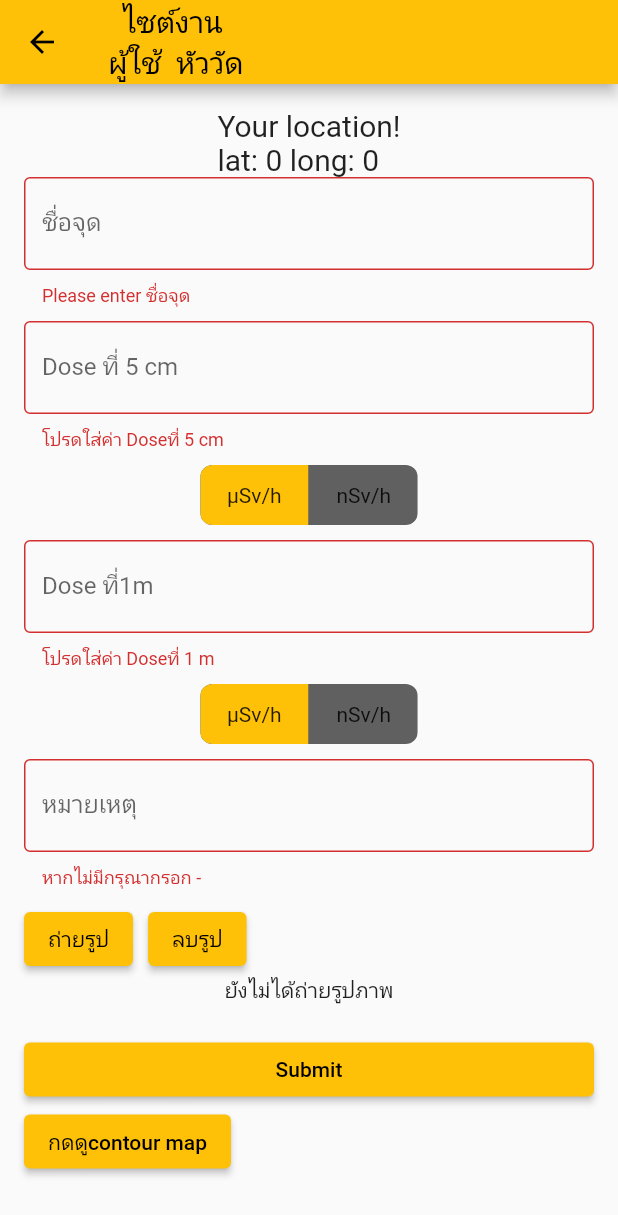
After one commit to manew-c/Radiation-Recording-Application, a Flutter app: the inputpointpage screen opened directly, after a tap on "Submit", on a phone screen of 412 x 824 dp. The commit adds this screen. Shown: the top 1215 px of the screen. Run offline on Flutter 3.47's test engine with Material 2 defaults, Android fonts, the phone set to English and light mode, and no system bars; drawn by our look-alikes of toggle_switch; our stand-ins replace cloud_firestore, firebase_core, firebase_storage, geolocator, google_maps_flutter, image_picker and 2 more; missing offline and left inert: autocomplete_textfield; accounts and stored records are empty.

Commit message:
สิ่งที่น้ำควรทำตั้งนานแล้วคือเพิ่มหน้าใหม่แม่งเลย

```diff
--- a/lib/Pages/allvariable.dart
+++ b/lib/Pages/allvariable.dart
@@ -54,3 +54,18 @@ class _startclass {
 
 _startclass start = _startclass(
     selectedusername: '', selecteddetector: '', selectedworksite: '');
+
+class _userlocationclass {
+  var lat;
+  var long;
+
+  _userlocationclass({
+    required this.lat,
+    required this.long,
+  });
+}
+
+_userlocationclass userloca = _userlocationclass(
+  lat: 0,
+  long: 0,
+);
--- /dev/null
+++ b/lib/Pages/inputpointdatapage.dart
@@ -0,0 +1,370 @@
+import 'package:flutter/material.dart';
+import 'package:geolocator/geolocator.dart';
+import 'package:google_maps_flutter/google_maps_flutter.dart';
+import 'package:cloud_firestore/cloud_firestore.dart'; //ใช้แปะtimestamp
+import 'package:string_validator/string_validator.dart'; //เป็นเครื่องเช็ค
+import 'package:url_launcher/url_launcher_string.dart'; //ใช้ลิ้งเว็บ
+import 'package:flutter_application_1/Pages/allvariable.dart';
+import 'package:toggle_switch/toggle_switch.dart'; //ปุ่มแบบtoggle
+import 'package:image_picker/image_picker.dart'; //อัพรูปภาพ
+import 'dart:io'; //ใช้ fileได้
+import 'package:firebase_storage/firebase_storage.dart'; //อัพรรูป
+import 'package:flutter_application_1/Pages/map2.dart';
+
+class inputpointpage extends StatefulWidget {
+  const inputpointpage({super.key});
+
+  @override
+  State<inputpointpage> createState() => _inputpointPageState();
+}
+
+class _inputpointPageState extends State<inputpointpage> {
+  final _formKey = GlobalKey<FormState>();
+  late GoogleMapController mapController;
+  String? _selectedunit5cm = 'µSv/h';
+  String? _selectedunit1m = 'µSv/h';
+  XFile? _pickedImage; // State variable to store the picked file
+  String? _pickedImageName; // State variable to store the file name
+  Future<File?>? _Image;
+  Future<File?> _getImage() async {
+    final picker = ImagePicker();
+    final pickedFile = await picker.pickImage(
+      source: ImageSource.camera,
+    );
+    if (pickedFile != null) {
+      setState(() {
+        _pickedImage = XFile(pickedFile.path);
+        _pickedImageName = pickedFile.path.split('/').last;
+      });
+      return File(_pickedImage!.path);
+    }
+  }
+
+  DocumentReference<Map<String, dynamic>> detectordatabase = FirebaseFirestore
+      .instance
+      .collection('หัววัดall')
+      .doc(start.selecteddetector);
+
+  Future<DocumentSnapshot<Map<String, dynamic>>> getDetectorName() async {
+    final DocumentSnapshot<Map<String, dynamic>> snapshot =
+        await detectordatabase.get();
+    return snapshot;
+  }
+
+  @override
+  Widget build(BuildContext context) {
+    return Scaffold(
+      appBar: AppBar(
+        title: Flexible(
+          child: Column(
+            children: <Widget>[
+              Text('ไซต์งาน ${start.selectedworksite} '),
+              Text(
+                  'ผู้ใช้ ${start.selectedusername} หัววัด ${start.selecteddetector}'),
+            ],
+          ),
+        ),
+      ),
+      //'Your location!\nlat: ${userlocation.latitude} long: ${userlocation.longitude} '),
+      body: Form(
+        key: _formKey,
+        child: Padding(
+          padding: const EdgeInsets.all(0.0),
+          child: SingleChildScrollView(
+            child: Padding(
+              padding: const EdgeInsets.all(16.0),
+              child: Column(
+                children: <Widget>[
+                  Text(
+                    'Your location!\nlat: ${userloca.lat} long: ${userloca.long}  ',
+                    style: TextStyle(fontSize: 20),
+                    textAlign: TextAlign.left,
+                  ),
+                  /*Text(
+                    'long: ${userloca.long} ',
+                    style: TextStyle(fontSize: 20),
+                    textAlign: TextAlign.left,
+                  ),*/
+                  TextFormField(
+                    decoration: const InputDecoration(
+                      hintText: 'กรอกชื่อจุด',
+                      labelText: 'ชื่อจุด',
+                      border: OutlineInputBorder(),
+                    ),
+                    validator: (value) {
+                      if (value! == '') {
+                        return 'Please enter ชื่อจุด';
+                      }
+                      return null;
+                    },
+                    onSaved: (value) => MAP.pointname = (value!),
+                  ),
+                  const SizedBox(height: 10),
+
+                  TextFormField(
+                    decoration: const InputDecoration(
+                      hintText: 'กรอกค่าDoseที่ 5 cm ',
+                      labelText: 'Dose ที่ 5 cm',
+                      border: OutlineInputBorder(),
+                    ),
+                    validator: (value) {
+                      if (value == '') {
+                        return 'โปรดใส่ค่า Doseที่ 5 cm';
+                      } else if (isFloat(value!) == false) {
+                        return 'ค่าที่กรอกไม่ใช่ตัวเลข';
+                      }
+                      return null;
+                    },
+                    onSaved: (value) {
+                      if (value!.isNotEmpty == true) {
+                        MAP.dose5cm = double.parse(value);
+                      }
+                    },
+                  ),
+                  const SizedBox(height: 10),
+                  //ใส่dropอันที่1
+                  ToggleSwitch(
+                    initialLabelIndex: 0,
+                    totalSwitches: 2,
+                    labels: const ['µSv/h', 'nSv/h'],
+                    onToggle: (index) {
+                      if (index == 0) {
+                        _selectedunit5cm = 'µSv/h';
+                      } else {
+                        _selectedunit5cm = 'nSv/h';
+                      }
+                      debugPrint('unit5cm to: $_selectedunit5cm');
+                    },
+                  ),
+                  const SizedBox(height: 10),
+                  TextFormField(
+                    decoration: const InputDecoration(
+                      hintText: 'กรอกค่าDoseที่ 1 m',
+                      labelText: 'Dose ที่1m',
+                      border: OutlineInputBorder(),
+                    ),
+                    validator: (value) {
+                      if (value == '') {
+                        return 'โปรดใส่ค่า Doseที่ 1 m';
+                      } else if (isFloat(value!) == false) {
+                        return 'ค่าที่กรอกไม่ใช่ตัวเลข';
+                      }
+                      return null;
+                    },
+                    onSaved: (value) => MAP.dose1m = double.parse(value!),
+                  ),
+                  const SizedBox(height: 10),
+                  ToggleSwitch(
+                    initialLabelIndex: 0,
+                    totalSwitches: 2,
+                    labels: const ['µSv/h', 'nSv/h'],
+                    onToggle: (index) {
+                      if (index == 0) {
+                        _selectedunit1m = 'µSv/h';
+                      } else {
+                        _selectedunit1m = 'nSv/h';
+                      }
+                      debugPrint('unit1m to: $_selectedunit1m');
+                    },
+                  ),
+
+                  const SizedBox(height: 10),
+                  TextFormField(
+                    decoration: const InputDecoration(
+                      hintText: 'กรอกหมายเหตุ',
+                      labelText: 'หมายเหตุ',
+                      border: OutlineInputBorder(),
+                    ),
+                    validator: (value) {
+                      if (value! == '') {
+                        return 'หากไม่มีกรุณากรอก - ';
+                      }
+                      return null;
+                    },
+                    onSaved: (value) => MAP.note = value!,
+                  ),
+
+                  const SizedBox(height: 10),
+
+                  Row(
+                    children: [
+                      ElevatedButton(
+                        onPressed: () {
+                          setState(() {
+                            _Image = _getImage();
+                          });
+                        },
+                        child: const Text('ถ่ายรูป'),
+                      ),
+                      const SizedBox(width: 10),
+                      ElevatedButton(
+                        onPressed: () {
+                          setState(() {
+                            _Image = null;
+                          });
+                        },
+                        child: const Text('ลบรูป'),
+                      ),
+                    ],
+                  ),
+
+                  //paddingมันกินพท.ข้างใน เช่นกล่องสูง10 padding8 มันกินเหลือพท.2
+                  //Expanded ลองละใช้ไม่ได้เลยยยย
+                  FutureBuilder(
+                    future: _Image,
+                    builder:
+                        (BuildContext context, AsyncSnapshot<File?> snapshot) {
+                      if (snapshot.connectionState == ConnectionState.done &&
+                          snapshot.hasData) {
+                        return Image(
+                          image: FileImage(snapshot.data!),
+                          height: 250,
+                          width: 190,
+                        );
+                      } else {
+                        return const Center(child: Text('ยังไม่ได้ถ่ายรูปภาพ'));
+                      }
+                    },
+                  ),
+
+                  /*SizedBox(
+                                                child: Text(
+                                                    _pickedImageName ?? 'No image selected')),*/
+
+                  const SizedBox(height: 20),
+                  ElevatedButton(
+                    onPressed: () async {
+                      if (_formKey.currentState!.validate() &&
+                          _pickedImage?.path != null) {
+                        _formKey.currentState!.save();
+                        final DocumentSnapshot<Map<String, dynamic>> snapshot =
+                            await getDetectorName();
+                        final Map<String, dynamic>? dato = snapshot.data();
+                        final double conversion =
+                            dato!['conversionfactor'].toDouble();
+                        CollectionReference siteandprovind =
+                            FirebaseFirestore.instance.collection('ไซต์งาน');
+                        siteandprovind
+                            .doc(start.selectedworksite)
+                            .collection('ผู้วัดรังสี')
+                            .doc(start.selectedusername)
+                            .collection('หัววัด')
+                            .doc(start.selecteddetector)
+                            .collection('ชื่อจุด')
+                            .doc(MAP.pointname)
+                            .set({
+                          'dose1m': MAP.dose1m,
+                          'conversion_dose1m': MAP.dose1m * conversion,
+                          'doseunit1m': _selectedunit1m,
+                          'dose5cm': MAP.dose5cm * conversion,
+                          'conversion_dose5cm': MAP.dose5cm * conversion,
+                          'doseunit5cm': _selectedunit5cm,
+                          'lat': userloca.lat,
+                          'long': userloca.long,
+                          'note': MAP.note,
+                          'time': Timestamp.now(),
+                          'picpath':
+                              'gs://nuclear-app-cf4ef.appspot.com/image/$_pickedImageName',
+                        }); //gs://nuclear-app-cf4ef.appspot.com/image/511193c3-7dd0-42ca-879f-85e354dbe4802863001179732899831.jpg
+
+                        final storageRef = FirebaseStorage.instance
+                            .ref()
+                            .child('image/$_pickedImageName');
+
+                        try {
+                          final UploadTask uploadTask =
+                              storageRef.putFile(File(_pickedImage!.path));
+                          await uploadTask;
+                          final String downloadUrl =
+                              await storageRef.getDownloadURL();
+                          debugPrint(
+                              'Upload successful! Download URL: $downloadUrl');
+                          debugPrint('ส่งรูปแล้ว');
+                        } catch (e) {
+                          debugPrint('ส่งรูปไม่ได้');
+                          debugPrint(_pickedImage!.path);
+                        } //อันนี้ของtry
+                        _formKey.currentState!.reset();
+
+                        ScaffoldMessenger.of((context)).showSnackBar(SnackBar(
+                          content: Text(
+                              'บันทึกจุด${MAP.pointname}เรียบร้อย  Doseที่5cm ${MAP.dose5cm}  Doseที่1m ${MAP.dose1m}'),
+                          duration: const Duration(seconds: 10),
+                        ));
+                      } else if (_formKey.currentState!.validate() &&
+                          _pickedImage?.path == null) {
+                        _formKey.currentState!.save();
+                        final DocumentSnapshot<Map<String, dynamic>> snapshot =
+                            await getDetectorName();
+                        final Map<String, dynamic>? dato = snapshot.data();
+                        final double conversion =
+                            dato!['conversionfactor'].toDouble();
+                        CollectionReference siteandprovind =
+                            FirebaseFirestore.instance.collection('ไซต์งาน');
+                        siteandprovind
+                            .doc(start.selectedworksite)
+                            .collection('ผู้วัดรังสี')
+                            .doc(start.selectedusername)
+                            .collection('หัววัด')
+                            .doc(start.selecteddetector)
+                            .collection('ชื่อจุด')
+                            .doc(MAP.pointname)
+                            .set({
+                          'dose1m': MAP.dose1m,
+                          'conversion_dose1m': MAP.dose1m * conversion,
+                          'doseunit1m': _selectedunit1m,
+                          'dose5cm': MAP.dose5cm * conversion,
+                          'conversion_dose5cm': MAP.dose5cm * conversion,
+                          'doseunit5cm': _selectedunit5cm,
+                          'lat': userloca.lat,
+                          'long': userloca.long,
+                          'note': MAP.note,
+                          'time': Timestamp.now(),
+                          'picpath': null,
+                        });
+                        _formKey.currentState!.reset();
+
+                        ScaffoldMessenger.of((context)).showSnackBar(SnackBar(
+                          content: Text(
+                              'บันทึกจุด${MAP.pointname}เรียบร้อย  Doseที่5cm ${MAP.dose5cm}  Doseที่1m ${MAP.dose1m}'),
+                          duration: const Duration(seconds: 10),
+                        ));
+                      }
+                    },
+                    child: const Center(child: Text("Submit")),
+                  ),
+                  Row(
+                    children: [
+                      ElevatedButton(
+                        onPressed: () async {
+                          const url = 'https://nuclear-app-cf4ef.web.app/';
+                          final uri = Uri.encodeFull(url);
+                          if (await canLaunchUrlString(uri)) {
+                            await launchUrlString(uri);
+                          } else {
+                            throw 'Could not launch $uri';
+                          }
+                        },
+                        child: const Text('กดดูcontour map'),
+                      ),
+                      const SizedBox(width: 10),
+                      /*ElevatedButton(
+                        child: const Text(
+                          "Close",
+                          style: TextStyle(fontSize: 20),
+                        ),
+                        onPressed: () {
+                          Navigator.of(context).pop();
+                        },
+                      ),*/
+                    ],
+                  ),
+                ],
+              ),
+            ),
+          ),
+        ),
+      ),
+    );
+  }
+}
--- a/lib/Pages/newuserpage.dart
+++ b/lib/Pages/newuserpage.dart
@@ -2,6 +2,7 @@ import 'package:cloud_firestore/cloud_firestore.dart';
 import 'package:flutter/material.dart';
 import 'package:flutter_application_1/Pages/informationPage.dart';
 import '../map.dart';
+import 'package:flutter_application_1/Pages/map2.dart';
 import 'package:flutter_application_1/Pages/allvariable.dart';
 
 class newuserpage extends StatefulWidget {
@@ -316,7 +317,7 @@ class _newuserpageState extends State<newuserpage> {
                       Navigator.push(
                         context,
                         MaterialPageRoute(
-                          builder: (context) => const MapsPage(),
+                          builder: (context) => const Maps2Page(),
                         ),
                       ); //navigator
 
--- a/lib/main.dart
+++ b/lib/main.dart
@@ -59,7 +59,7 @@ class _MyHomePageState extends State<MyHomePage> {
           backgroundColor: Colors.transparent,
           appBar: AppBar(
             title: const Text("Radiation Recording"),
-            actions: [const Icon(Icons.album_outlined)],
+            actions: const [Icon(Icons.album_outlined)],
           ),
           body: Padding(
             padding: const EdgeInsets.all(30.0),
```
Also changed, not shown: lib/Pages/map2.dart (added, +127 -0 lines), lib/map.dart (+98 -96 lines).
